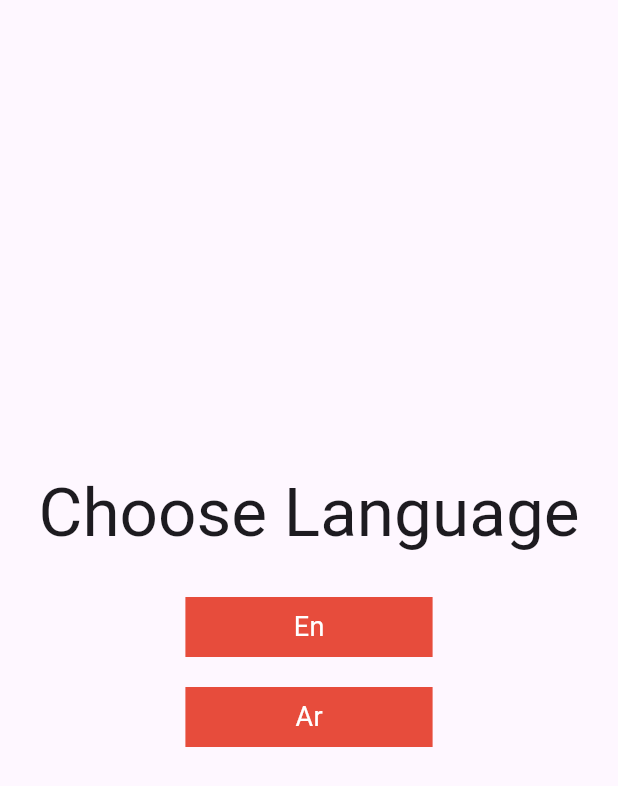
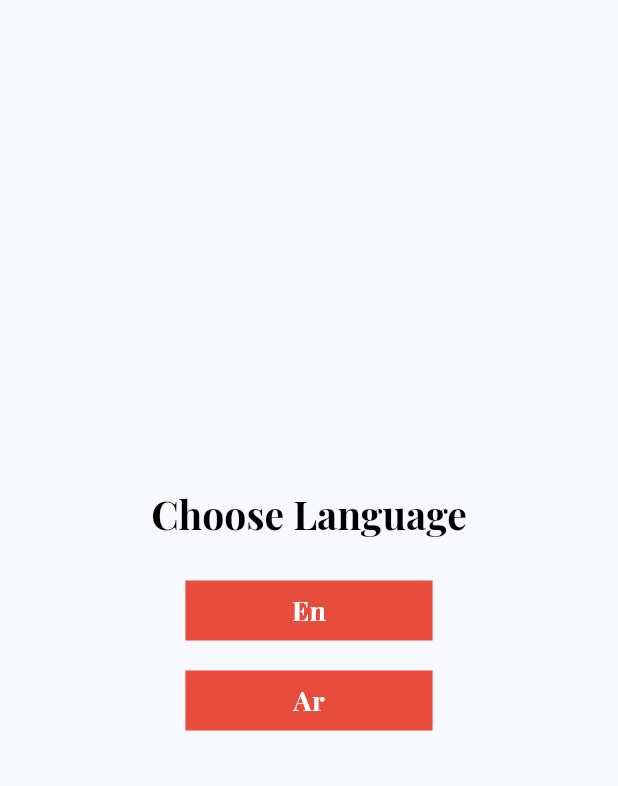
Before and after one commit to am7405782/shoping_app, a Flutter app: the screen it shows after launch, on a phone screen of 412 x 824 dp. Shown: the top 786 px of the screen. Run offline on Flutter 3.47's test engine with Material 3 defaults, Android fonts, the phone set to English and light mode, and no system bars; our stand-ins replace gap, get, shared_preferences; project files that could hold a hidden picture were left out.

Commit message:
Update theme configuration in main.dart
Replace hardcoded theme configuration with a dynamic theme controller in main.dart
for better flexibility and maintainability.

```diff
--- a/lib/main.dart
+++ b/lib/main.dart
@@ -23,16 +23,7 @@ class MyApp extends StatelessWidget {
       translations: MyTranslation(),
       debugShowCheckedModeBanner: false,
       title: 'Flutter Demo',
-      theme: ThemeData(
-          colorScheme: ColorScheme.fromSeed(seedColor: Colors.deepPurple),
-          useMaterial3: true,
-          textTheme: const TextTheme(
-            bodyLarge: TextStyle(
-              fontSize: 25,
-              fontWeight: FontWeight.normal,
-              fontFamily: "Cairo",
-            ),
-          )),
+      theme: controller.appTheme,
       home: const Language(),
       getPages: route,
     );
```
